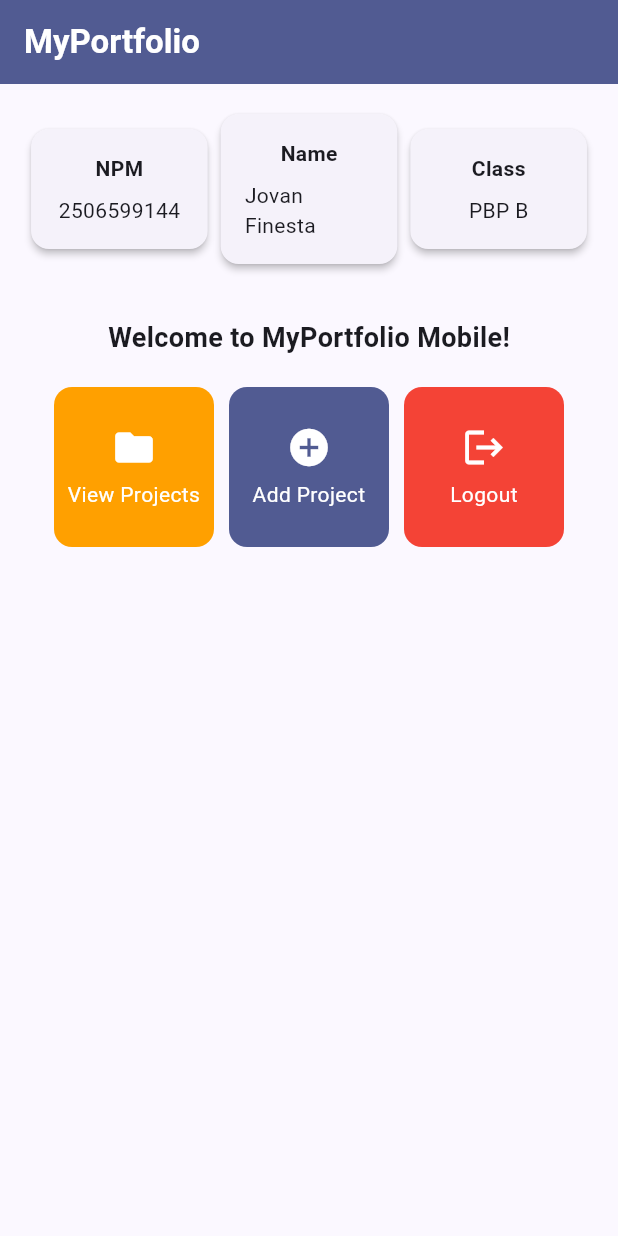
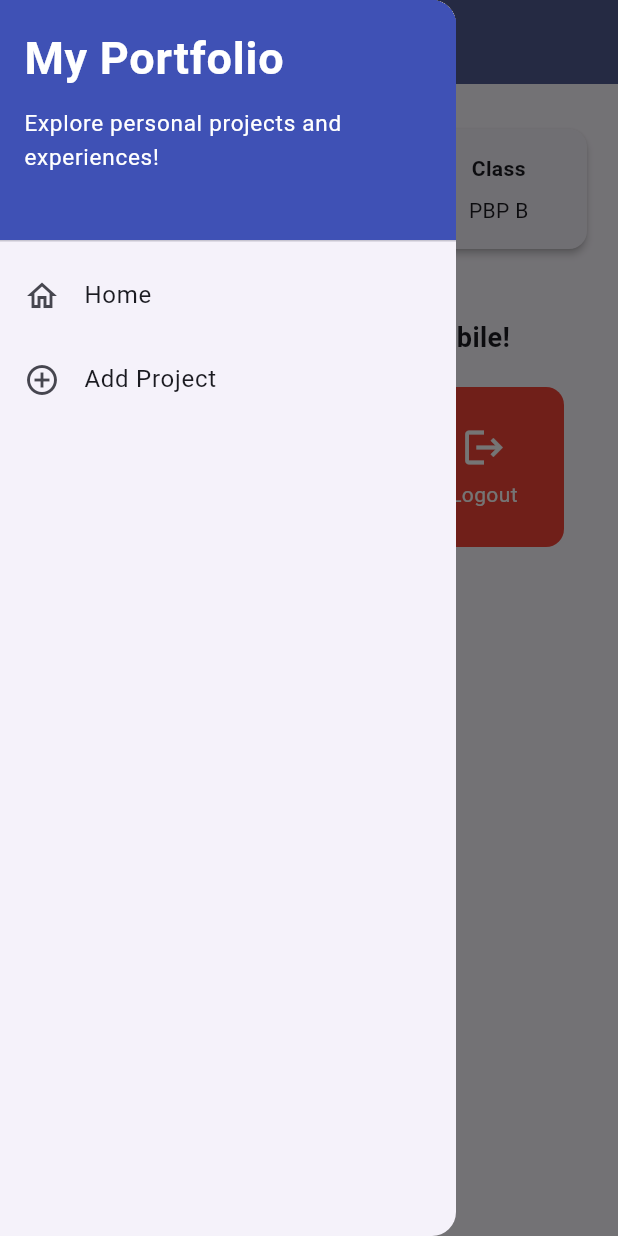
Before and after one commit to 7ovanF/myportfolio-mobile, a Flutter app: the screen it shows after launch, with the side drawer open (before the commit the screen has no drawer), on a phone screen of 412 x 824 dp. Run offline on Flutter 3.47's test engine with Material 3 defaults, Android fonts, the phone set to English and light mode, and no system bars.

Commit message:
feat: add navigation drawer

```diff
--- a/lib/menu.dart
+++ b/lib/menu.dart
@@ -1,4 +1,5 @@
 import 'package:flutter/material.dart';
+import 'package:myportfolio_mobile/widgets/left_drawer.dart';
 
 class MyHomePage extends StatelessWidget {
   const MyHomePage({super.key});
@@ -25,6 +26,7 @@ class MyHomePage extends StatelessWidget {
         ),
         backgroundColor: Theme.of(context).colorScheme.primary,
       ),
+      drawer: const LeftDrawer(),
       body: Padding(
         padding: const EdgeInsets.all(16.0),
         child: Column(
--- /dev/null
+++ b/lib/widgets/left_drawer.dart
@@ -0,0 +1,65 @@
+import 'package:flutter/material.dart';
+import 'package:myportfolio_mobile/menu.dart';
+
+class LeftDrawer extends StatelessWidget {
+  const LeftDrawer({super.key});
+
+  @override
+  Widget build(BuildContext context) {
+    return Drawer(
+      child: ListView(
+        children: [
+          const DrawerHeader(
+            decoration: BoxDecoration(
+              color: Colors.indigo,
+            ),
+            child: Column(
+              crossAxisAlignment: CrossAxisAlignment.start,
+              children: [
+                Text(
+                  'My Portfolio',
+                  style: TextStyle(
+                    fontSize: 30,
+                    fontWeight: FontWeight.bold,
+                    color: Colors.white,
+                  ),
+                ),
+                SizedBox(height: 10),
+                Text(
+                  'Explore personal projects and experiences!',
+                  style: TextStyle(
+                    fontSize: 15,
+                    color: Colors.white,
+                  ),
+                ),
+              ],
+            ),
+          ),
+          ListTile(
+            leading: const Icon(Icons.home_outlined),
+            title: const Text('Home'),
+            // Navigate to the portfolio home screen
+            onTap: () {
+              Navigator.pushReplacement(
+                context,
+                MaterialPageRoute(
+                  builder: (context) => MyHomePage(),
+                ),
+              );
+            },
+          ),
+          ListTile(
+            leading: const Icon(Icons.add_circle_outline),
+            title: const Text('Add Project'),
+            // Navigate to the Add Project screen
+            onTap: () {
+              /*
+              TODO: Add a route to ProjectFormPage after creating it.
+              */
+            },
+          ),
+        ],
+      ),
+    );
+  }
+}
```
